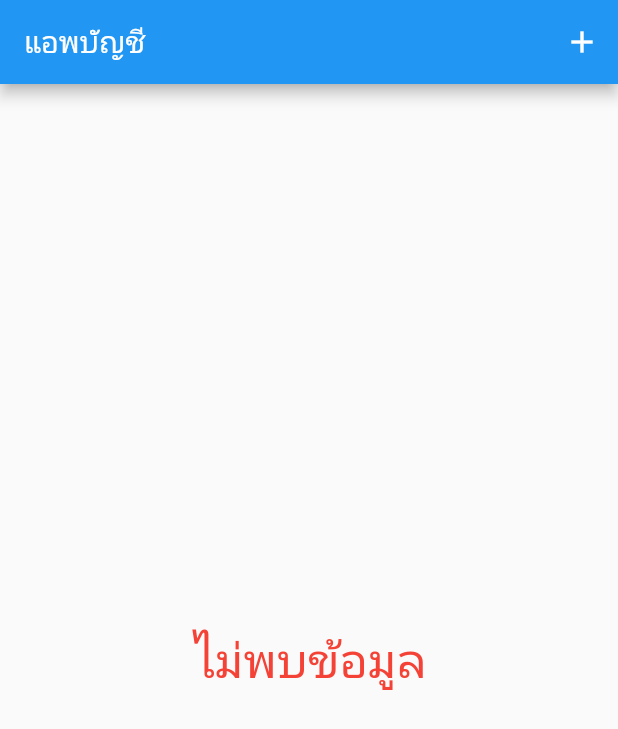
After one commit to nodemov/flux_db, a Flutter app: the screen it shows after launch, on a phone screen of 412 x 824 dp. The commit adds this screen. Shown: the top 729 px of the screen. Run offline on Flutter 3.47's test engine with Material 2 defaults, Android fonts, the phone set to English and light mode, and no system bars; our stand-ins replace sembast.

Commit message:
Code refact

```diff
--- a/lib/sceens/form/form_sceen.dart
+++ b/lib/sceens/form_sceen.dart
@@ -1,7 +1,7 @@
 import 'package:flutter/material.dart';
 import 'package:provider/provider.dart';
-import '../../models/Transactions.dart';
-import '../../providers/transaction_provider.dart';
+import '../models/Transactions.dart';
+import '../providers/transaction_provider.dart';
 
 class FormSceen extends StatelessWidget {
   final formKey = GlobalKey<FormState>();
--- /dev/null
+++ b/lib/sceens/home_screen.dart
@@ -0,0 +1,78 @@
+import 'package:flutter/material.dart';
+import 'package:flux_db/models/Transactions.dart';
+import 'package:flux_db/providers/transaction_provider.dart';
+import 'package:flux_db/sceens/form_sceen.dart';
+import 'package:intl/intl.dart';
+import 'package:provider/provider.dart';
+
+class HomeScreen extends StatefulWidget {
+  final String title = 'แอพบัญชี';
+
+  @override
+  _HomeScreenState createState() => _HomeScreenState();
+}
+
+class _HomeScreenState extends State<HomeScreen> {
+  @override
+  void initState() {
+    super.initState();
+    Provider.of<TransactionProvider>(context, listen: false).initData();
+  }
+
+  @override
+  Widget build(BuildContext context) {
+    return Scaffold(
+      appBar: AppBar(
+        title: Text(widget.title),
+        actions: [
+          IconButton(
+              icon: Icon(Icons.add),
+              onPressed: () {
+                Navigator.push(context, MaterialPageRoute(builder: (context) {
+                  return FormSceen();
+                }));
+              }),
+        ],
+      ),
+      body: Consumer(
+          builder: (context, TransactionProvider provider, Widget child) {
+        var count = provider.transactions.length;
+        if (count <= 0) {
+          return Center(
+            child: Text(
+              'ไม่พบข้อมูล',
+              style: TextStyle(fontSize: 32, color: Colors.red),
+            ),
+          );
+        } else {
+          return ListView.builder(
+              itemCount: count,
+              itemBuilder: (context, int index) {
+                Transactions data = provider.transactions[index];
+                return Card(
+                  elevation: 5,
+                  margin: EdgeInsets.symmetric(horizontal: 10.0, vertical: 8.0),
+                  child: ListTile(
+                    leading: CircleAvatar(
+                      backgroundColor: Colors.green,
+                      child: FittedBox(
+                        child: Text(
+                          data.amount.toString(),
+                          style: TextStyle(color: Colors.white),
+                        ),
+                      ),
+                      radius: 30,
+                    ),
+                    title: Text(data.title.toString()),
+                    subtitle: Text(
+                        DateFormat("dd/MM/yyyy 'created at' HH:mm:ss ")
+                            .format(data.date)),
+                  ),
+                  // elevation: ,
+                );
+              });
+        }
+      }),
+    );
+  }
+}
```
Also changed, not shown: lib/main.dart (+2 -80 lines).
